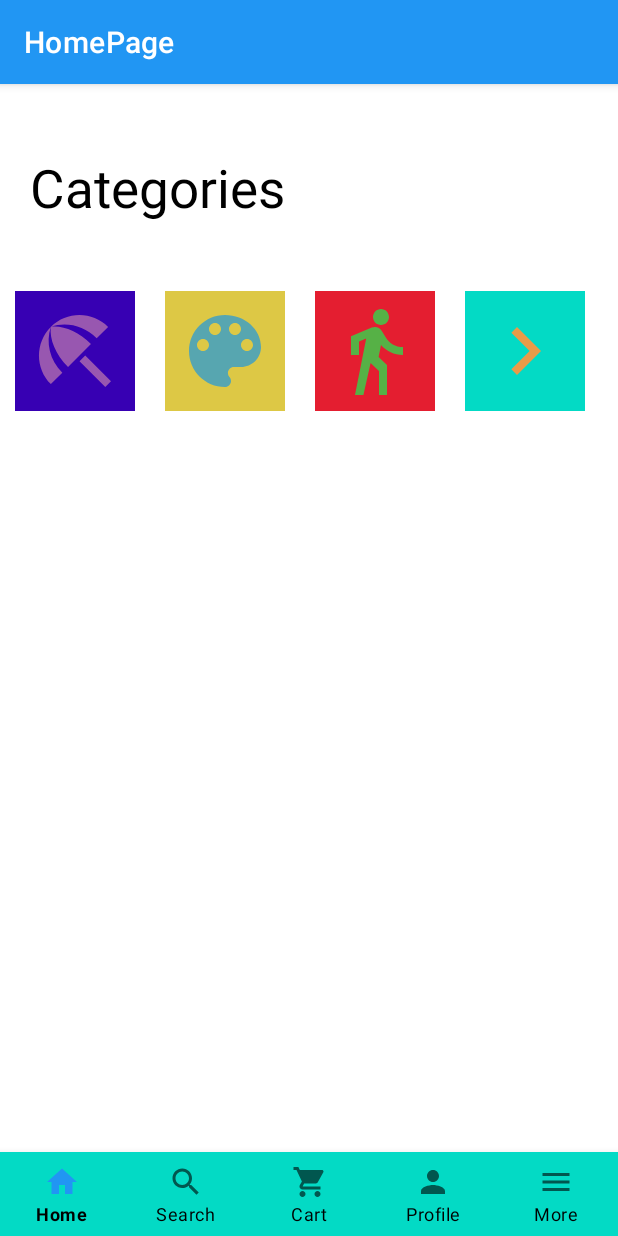
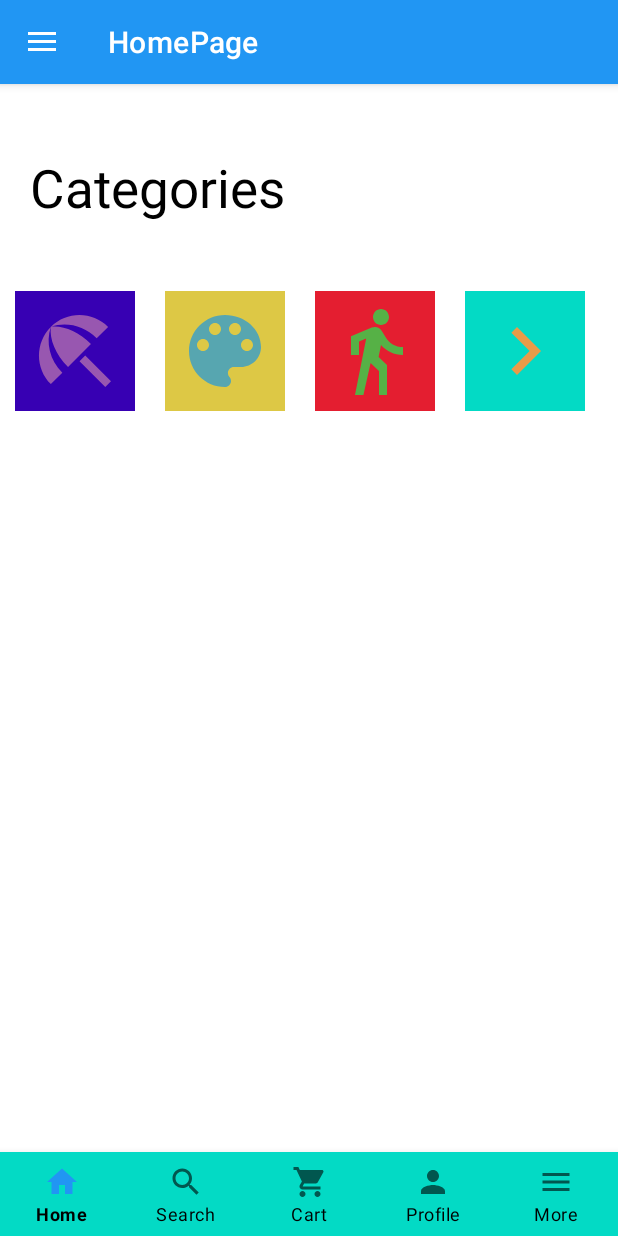
Before and after one commit to SBoyakhchyan/BottomNavBar, an Android app: the screen it shows after launch (MainActivity), on a phone screen of 412 x 824 dp. Run offline under Robolectric (Android 15) with nearby library versions, the phone set to English and light mode, and no system bars; our stand-ins replace navigation-ui.

Commit message:
added drawer menu

```diff
--- a/app/src/main/AndroidManifest.xml
+++ b/app/src/main/AndroidManifest.xml
@@ -4,12 +4,14 @@
 
     <application
 
+        xmlns:tools="http://schemas.android.com/tools"
         android:allowBackup="true"
         android:icon="@mipmap/ic_launcher"
         android:label="@string/app_name"
         android:roundIcon="@mipmap/ic_launcher_round"
         android:supportsRtl="true"
-        android:theme="@style/Theme.BottomNavBar">
+        android:theme="@style/Theme.BottomNavBar"
+        tools:targetApi="31">
         <activity
             android:name=".MainActivity"
             android:exported="true">
--- a/app/src/main/java/com/example/bottomnavbar/MainActivity.kt
+++ b/app/src/main/java/com/example/bottomnavbar/MainActivity.kt
@@ -1,42 +1,100 @@
 package com.example.bottomnavbar
 
 import android.os.Bundle
+import android.widget.Toast
 import androidx.appcompat.app.AppCompatActivity
+import androidx.core.view.GravityCompat
+import androidx.drawerlayout.widget.DrawerLayout
 import androidx.navigation.NavController
 import androidx.navigation.findNavController
-import androidx.navigation.fragment.NavHostFragment
-import androidx.navigation.ui.NavigationUI
+import androidx.navigation.ui.AppBarConfiguration
+import androidx.navigation.ui.navigateUp
 import androidx.navigation.ui.setupActionBarWithNavController
 import androidx.navigation.ui.setupWithNavController
+import com.example.bottomnavbar.databinding.ActivityMainBinding
 import com.google.android.material.bottomnavigation.BottomNavigationView
 
 
 class MainActivity : AppCompatActivity() {
 
+    private lateinit var binding: ActivityMainBinding
+    //private lateinit var toggle: ActionBarDrawerToggle
     private lateinit var bottomNav: BottomNavigationView
     private lateinit var navController: NavController
+    private lateinit var appBarConfiguration: AppBarConfiguration
+    private lateinit var drawerLayout: DrawerLayout
 
     override fun onCreate(savedInstanceState: Bundle?) {
         super.onCreate(savedInstanceState)
-        setContentView(R.layout.activity_main)
+        binding = ActivityMainBinding.inflate(layoutInflater)
+        setContentView(binding.root)
+
+        binding.apply {
+//            toggle = ActionBarDrawerToggle(
+//                this@MainActivity,
+//                drawerLayout,
+//                R.string.open_drawer,
+//                R.string.close_drawerr
+//            )
+//            drawerLayout.addDrawerListener(toggle)
+//            toggle.syncState()
+            supportActionBar?.setDisplayHomeAsUpEnabled(true)
+
+            navDrawerView.setNavigationItemSelectedListener {
+                when (it.itemId) {
+                    R.id.networkItem -> {
+                        toastForDrawer("Network selected")
+                    }
+                    R.id.wifiOnMap -> {
+                        toastForDrawer("WiFi choosen")
+                    }
+                    R.id.dataUsage -> {
+                        toastForDrawer("Used data opened")
+                    }
+                    R.id.add_hidden_network -> {
+                        toastForDrawer("New hidden network was added")
+                    }
+                }
+                drawerLayout.closeDrawer(GravityCompat.START)
+                true
+            }
+
+        }
         initView()
+
+        appBarConfiguration = AppBarConfiguration(navController.graph, drawerLayout)
+        setupActionBarWithNavController(navController, appBarConfiguration)
         bottomNav.setupWithNavController(navController)
-        NavigationUI.setupActionBarWithNavController(this, navController)
+        supportActionBar
+
     }
 
-    private fun initView(){
+//    override fun onOptionsItemSelected(item: MenuItem): Boolean {
+//        if (toggle.onOptionsItemSelected(item)) {
+//            true
+//        }
+//        return super.onOptionsItemSelected(item)
+//    }
+
+    private fun initView() {
+        drawerLayout = binding.drawerLayout
         bottomNav = findViewById(R.id.bottomNavigation)
         navController = findNavController(R.id.container_root)
     }
 
 
     override fun onBackPressed() {
-        if(navController.currentDestination != navController.findDestination(R.id.homeFragment))
+        if (navController.currentDestination != navController.findDestination(R.id.homeFragment))
             super.onBackPressed()
         else navController.popBackStack()
     }
 
     override fun onSupportNavigateUp(): Boolean {
-        return navController.navigateUp() || super.onSupportNavigateUp()
+        return navController.navigateUp(appBarConfiguration) || super.onSupportNavigateUp()
+    }
+
+    private fun toastForDrawer(text: String) {
+        Toast.makeText(this@MainActivity, text, Toast.LENGTH_SHORT)
+            .show()
     }
 }
--- a/app/src/main/java/com/example/bottomnavbar/fragments/CartFragment.kt
+++ b/app/src/main/java/com/example/bottomnavbar/fragments/CartFragment.kt
@@ -169,4 +169,6 @@ class CartFragment : Fragment() {
         list.add(BeautyFragment())
         list.add(ShoesFragment())
     }
+
+
 }
--- /dev/null
+++ b/app/src/main/res/drawable/ic_add.xml
@@ -0,0 +1,5 @@
+<vector android:height="24dp" android:tint="#FFFFFF"
+    android:viewportHeight="24" android:viewportWidth="24"
+    android:width="24dp" xmlns:android="http://schemas.android.com/apk/res/android">
+    <path android:fillColor="@android:color/white" android:pathData="M19,13h-6v6h-2v-6H5v-2h6V5h2v6h6v2z"/>
+</vector>
--- /dev/null
+++ b/app/src/main/res/drawable/ic_data_usage.xml
@@ -0,0 +1,5 @@
+<vector android:height="24dp" android:tint="#FFFFFF"
+    android:viewportHeight="24" android:viewportWidth="24"
+    android:width="24dp" xmlns:android="http://schemas.android.com/apk/res/android">
+    <path android:fillColor="@android:color/white" android:pathData="M13,2.05v3.03c3.39,0.49 6,3.39 6,6.92 0,0.9 -0.18,1.75 -0.48,2.54l2.6,1.53c0.56,-1.24 0.88,-2.62 0.88,-4.07 0,-5.18 -3.95,-9.45 -9,-9.95zM12,19c-3.87,0 -7,-3.13 -7,-7 0,-3.53 2.61,-6.43 6,-6.92V2.05c-5.06,0.5 -9,4.76 -9,9.95 0,5.52 4.47,10 9.99,10 3.31,0 6.24,-1.61 8.06,-4.09l-2.6,-1.53C16.17,17.98 14.21,19 12,19z"/>
+</vector>
--- /dev/null
+++ b/app/src/main/res/drawable/ic_drawer_menu.xml
@@ -0,0 +1,5 @@
+<vector android:height="24dp" android:tint="#FFFFFF"
+    android:viewportHeight="24" android:viewportWidth="24"
+    android:width="24dp" xmlns:android="http://schemas.android.com/apk/res/android">
+    <path android:fillColor="@android:color/white" android:pathData="M3,18h18v-2L3,16v2zM3,13h18v-2L3,11v2zM3,6v2h18L21,6L3,6z"/>
+</vector>
--- /dev/null
+++ b/app/src/main/res/drawable/ic_faces_for_header.xml
@@ -0,0 +1,5 @@
+<vector android:height="64dp" android:tint="#FFFFFF"
+    android:viewportHeight="24" android:viewportWidth="24"
+    android:width="64dp" xmlns:android="http://schemas.android.com/apk/res/android">
+    <path android:fillColor="@android:color/white" android:pathData="M11.99,2C6.47,2 2,6.48 2,12s4.47,10 9.99,10C17.52,22 22,17.52 22,12S17.52,2 11.99,2zM12,20c-4.42,0 -8,-3.58 -8,-8s3.58,-8 8,-8 8,3.58 8,8 -3.58,8 -8,8zM15.5,11c0.83,0 1.5,-0.67 1.5,-1.5S16.33,8 15.5,8 14,8.67 14,9.5s0.67,1.5 1.5,1.5zM8.5,11c0.83,0 1.5,-0.67 1.5,-1.5S9.33,8 8.5,8 7,8.67 7,9.5 7.67,11 8.5,11zM12,17.5c2.33,0 4.31,-1.46 5.11,-3.5L6.89,14c0.8,2.04 2.78,3.5 5.11,3.5z"/>
+</vector>
--- /dev/null
+++ b/app/src/main/res/drawable/ic_wifi.xml
@@ -0,0 +1,5 @@
+<vector android:height="24dp" android:tint="#FFFFFF"
+    android:viewportHeight="24" android:viewportWidth="24"
+    android:width="24dp" xmlns:android="http://schemas.android.com/apk/res/android">
+    <path android:fillColor="@android:color/white" android:pathData="M1,9l2,2c4.97,-4.97 13.03,-4.97 18,0l2,-2C16.93,2.93 7.08,2.93 1,9zM9,17l3,3 3,-3c-1.65,-1.66 -4.34,-1.66 -6,0zM5,13l2,2c2.76,-2.76 7.24,-2.76 10,0l2,-2C15.14,9.14 8.87,9.14 5,13z"/>
+</vector>
--- /dev/null
+++ b/app/src/main/res/drawable/ic_wifi_on_map.xml
@@ -0,0 +1,5 @@
+<vector android:height="24dp" android:tint="#FFFFFF"
+    android:viewportHeight="24" android:viewportWidth="24"
+    android:width="24dp" xmlns:android="http://schemas.android.com/apk/res/android">
+    <path android:fillColor="@android:color/white" android:pathData="M12,2C8.13,2 5,5.13 5,9c0,5.25 7,13 7,13s7,-7.75 7,-13c0,-3.87 -3.13,-7 -7,-7zM12,11.5c-1.38,0 -2.5,-1.12 -2.5,-2.5s1.12,-2.5 2.5,-2.5 2.5,1.12 2.5,2.5 -1.12,2.5 -2.5,2.5z"/>
+</vector>
--- a/app/src/main/res/layout/activity_main.xml
+++ b/app/src/main/res/layout/activity_main.xml
@@ -1,10 +1,17 @@
 <?xml version="1.0" encoding="utf-8"?>
-<androidx.constraintlayout.widget.ConstraintLayout xmlns:android="http://schemas.android.com/apk/res/android"
+<androidx.drawerlayout.widget.DrawerLayout xmlns:android="http://schemas.android.com/apk/res/android"
     xmlns:app="http://schemas.android.com/apk/res-auto"
     xmlns:tools="http://schemas.android.com/tools"
     android:layout_width="match_parent"
     android:layout_height="match_parent"
-    tools:context=".MainActivity">
+    tools:context=".MainActivity"
+    android:id="@+id/drawerLayout"
+    tools:openDrawer="start">
+
+    <androidx.constraintlayout.widget.ConstraintLayout
+        android:id="@+id/mainLayout"
+        android:layout_width="match_parent"
+        android:layout_height="match_parent">
 
         <fragment
             android:id="@+id/container_root"
@@ -17,7 +24,6 @@
             app:layout_constraintHorizontal_bias="0.0"
             app:layout_constraintStart_toStartOf="parent"
             app:layout_constraintTop_toTopOf="parent"
-        app:layout_constraintVertical_bias="0.0"
             app:navGraph="@navigation/nav_graph" />
 
         <com.google.android.material.bottomnavigation.BottomNavigationView
@@ -31,5 +37,29 @@
             app:layout_constraintEnd_toEndOf="parent"
             app:layout_constraintStart_toStartOf="parent"
             app:menu="@menu/bottom_nav_menu" />
+    </androidx.constraintlayout.widget.ConstraintLayout>
 
-</androidx.constraintlayout.widget.ConstraintLayout>
+    <com.google.android.material.navigation.NavigationView
+        android:id="@+id/nav_drawer_view"
+        android:layout_width="wrap_content"
+        android:layout_height="match_parent"
+        app:menu="@menu/drawer_menu"
+        app:headerLayout="@layout/header_nav_drawer"
+        android:layout_gravity="start"
+        android:fitsSystemWindows="false"
+        app:subheaderTextAppearance="@string/header_text"
+        android:background="@color/drawer_background"
+        app:itemTextColor="@color/white"
+        app:itemIconTint="@color/white">
+
+    <androidx.appcompat.widget.AppCompatTextView
+        android:layout_width="match_parent"
+        android:layout_height="wrap_content"
+        android:text="OctoConnect"
+        android:layout_gravity="bottom"
+        android:textSize="35sp"
+        android:textColor="#2D5BA8"
+        android:layout_marginStart="30dp"
+        android:layout_marginBottom="25dp"/>
+    </com.google.android.material.navigation.NavigationView>
+</androidx.drawerlayout.widget.DrawerLayout>
--- /dev/null
+++ b/app/src/main/res/menu/drawer_menu.xml
@@ -0,0 +1,30 @@
+<?xml version="1.0" encoding="utf-8"?>
+<menu xmlns:android="http://schemas.android.com/apk/res/android">
+    <item android:title="">
+        <menu>
+            <item
+                android:id="@+id/networkItem"
+                android:icon="@drawable/ic_wifi"
+                android:title="@string/network_item_drawer" />
+            <item
+                android:id="@+id/wifiOnMap"
+                android:icon="@drawable/ic_wifi_on_map"
+                android:title="@string/wifi_on_map_item_drawer" />
+            <item
+                android:id="@+id/dataUsage"
+                android:icon="@drawable/ic_data_usage"
+                android:title="@string/data_usage_item_drawer" />
+        </menu>
+
+    </item>
+    <item android:title="">
+        <menu>
+            <item
+                android:id="@+id/add_hidden_network"
+                android:icon="@drawable/ic_add"
+                android:title="@string/add_hidden_network_item_drawer" />
+        </menu>
+
+    </item>
+
+</menu>
--- a/app/src/main/res/values/colors.xml
+++ b/app/src/main/res/values/colors.xml
@@ -10,4 +10,5 @@
     <color name="color_nav_icon">#6A6969</color>
     <color name="color_nav_icon_selected">#CACA29</color>
     <color name="new_tab_layout_back">#2196F3</color>
+    <color name="drawer_background">#1884A5</color>
 </resources>
--- a/app/src/main/res/values/dimens.xml
+++ b/app/src/main/res/values/dimens.xml
@@ -2,4 +2,5 @@
 <resources>
     <dimen name="dimens_20sp">20sp</dimen>
     <dimen name="dimens_20">20dp</dimen>
+    <dimen name="dimens_35sp">35sp</dimen>
 </resources>
--- a/app/src/main/res/values/strings.xml
+++ b/app/src/main/res/values/strings.xml
@@ -20,5 +20,12 @@
     <string name="two_tab">two</string>
     <string name="three_tab">three</string>
     <string name="icon_and_text_tabs">Icon and Text Tabs</string>
+    <string name="network_item_drawer">My Networks</string>
+    <string name="wifi_on_map_item_drawer">WiFi On Map</string>
+    <string name="data_usage_item_drawer">Data Usage</string>
+    <string name="add_hidden_network_item_drawer">Add Hidden Network</string>
+    <string name="header_text">Header text</string>
+    <string name="open_drawer">Open</string>
+    <string name="close_drawerr">Close</string>
 
 </resources>
--- a/app/src/main/res/values/themes.xml
+++ b/app/src/main/res/values/themes.xml
@@ -11,6 +11,8 @@
         <item name="colorOnSecondary">@color/black</item>
         <!-- Status bar color. -->
         <item name="android:statusBarColor" tools:targetApi="l">?attr/colorPrimaryVariant</item>
+        <item name="homeAsUpIndicator">@drawable/ic_drawer_menu</item>
+        <item name="android:homeAsUpIndicator">@drawable/ic_drawer_menu</item>
         <!-- Customize your theme here. -->
     </style>
 </resources>
```
Also changed, not shown: app/src/main/java/com/example/bottomnavbar/fragments/HomeFragment.kt (+5 -10 lines), app/src/main/java/com/example/bottomnavbar/fragments/SearchFragment.kt (+2 -36 lines), app/src/main/res/layout/header_nav_drawer.xml (added, +31 -0 lines). Lines whose indentation alone changed are shown as unchanged.
